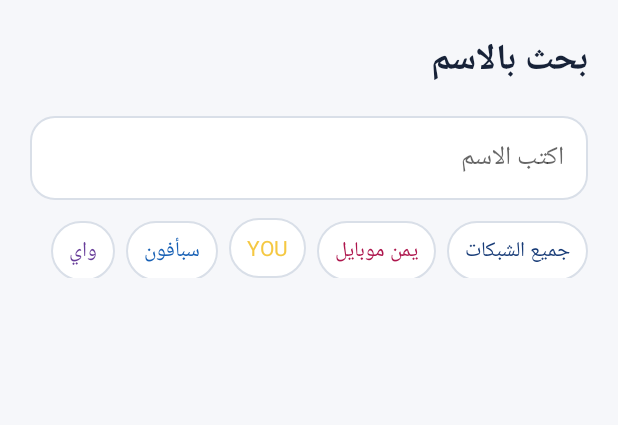
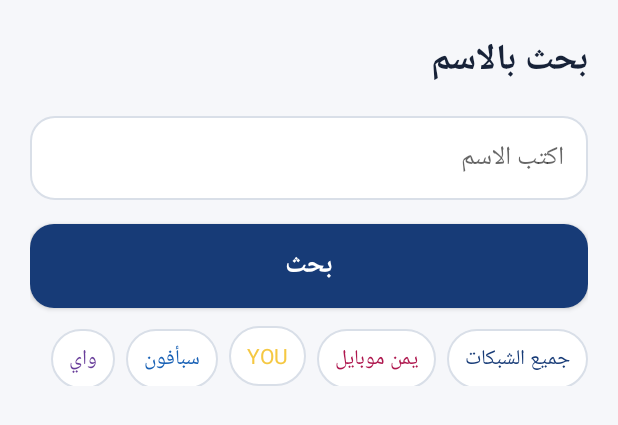
Before and after one commit to ahmed-mahson/who_is_that, an Android app: the layout tab_search_name.xml on its own in the app's theme, with its tools: preview values and no code run, on a phone screen of 412 x 824 dp. Shown: the top 425 px of the screen. Run offline under Robolectric (Android 15) with nearby library versions, the phone set to English and light mode, and no system bars.

Commit message:
Add search button in name tab and disable default data on open

```diff
--- a/app/src/main/res/layout/tab_search_name.xml
+++ b/app/src/main/res/layout/tab_search_name.xml
@@ -31,6 +31,14 @@
             android:paddingEnd="16dp"
             android:textColor="@color/text_primary"
             android:textSize="17sp" />
+
+        <Button
+            android:id="@+id/nameSearchButton"
+            style="@style/Widget.WhoIsThat.PrimaryButton"
+            android:layout_width="match_parent"
+            android:layout_height="56dp"
+            android:layout_marginTop="16dp"
+            android:text="@string/search" />
 
         <HorizontalScrollView
             android:layout_width="match_parent"
```
Also changed, not shown: app/src/main/java/com/whoisthat/app/MainActivity.kt (+23 -20 lines).
